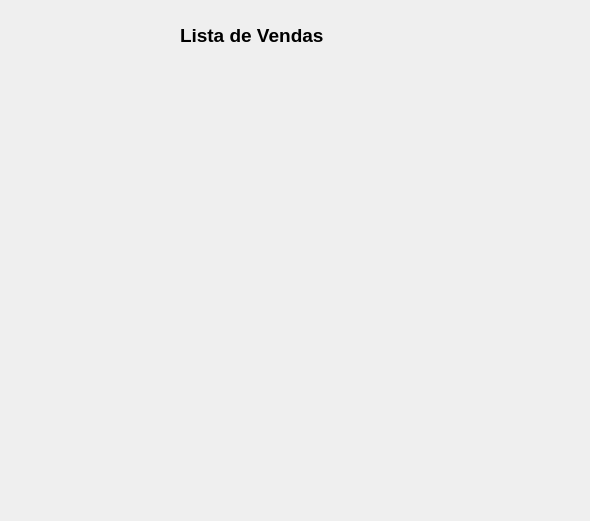
This is ui/ui_vendas.ui in willasantos/Projeto-Matcon as Qt 5 draws it before an edit. The edited form follows.
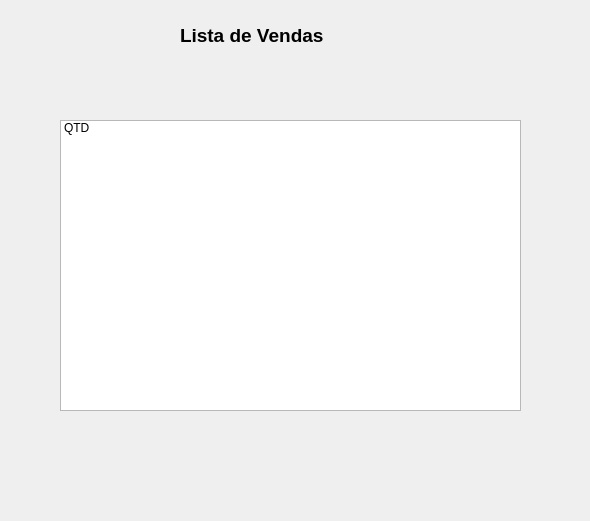
This is the edited form.

Patch:
```diff
--- a/ui/ui_vendas.ui
+++ b/ui/ui_vendas.ui
@@ -33,6 +33,21 @@
     <string>Lista de Vendas</string>
    </property>
   </widget>
+  <widget class="QListWidget" name="listWidget">
+   <property name="geometry">
+    <rect>
+     <x>60</x>
+     <y>120</y>
+     <width>461</width>
+     <height>291</height>
+    </rect>
+   </property>
+   <item>
+    <property name="text">
+     <string>QTD</string>
+    </property>
+   </item>
+  </widget>
  </widget>
  <resources/>
  <connections/>
```
